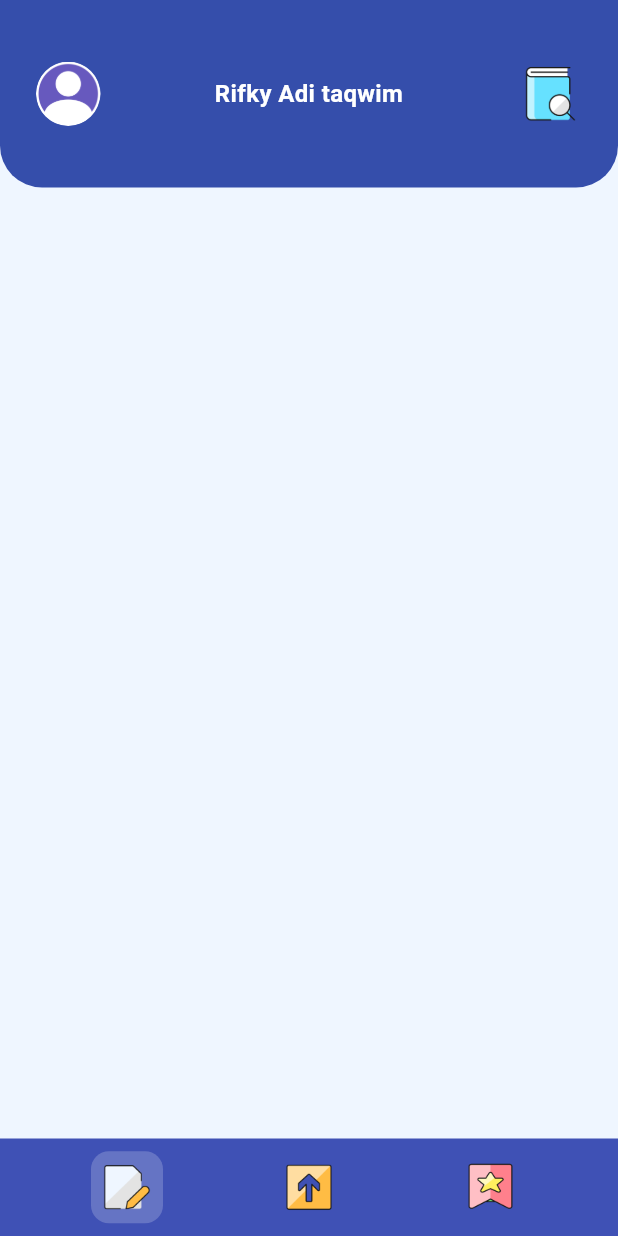
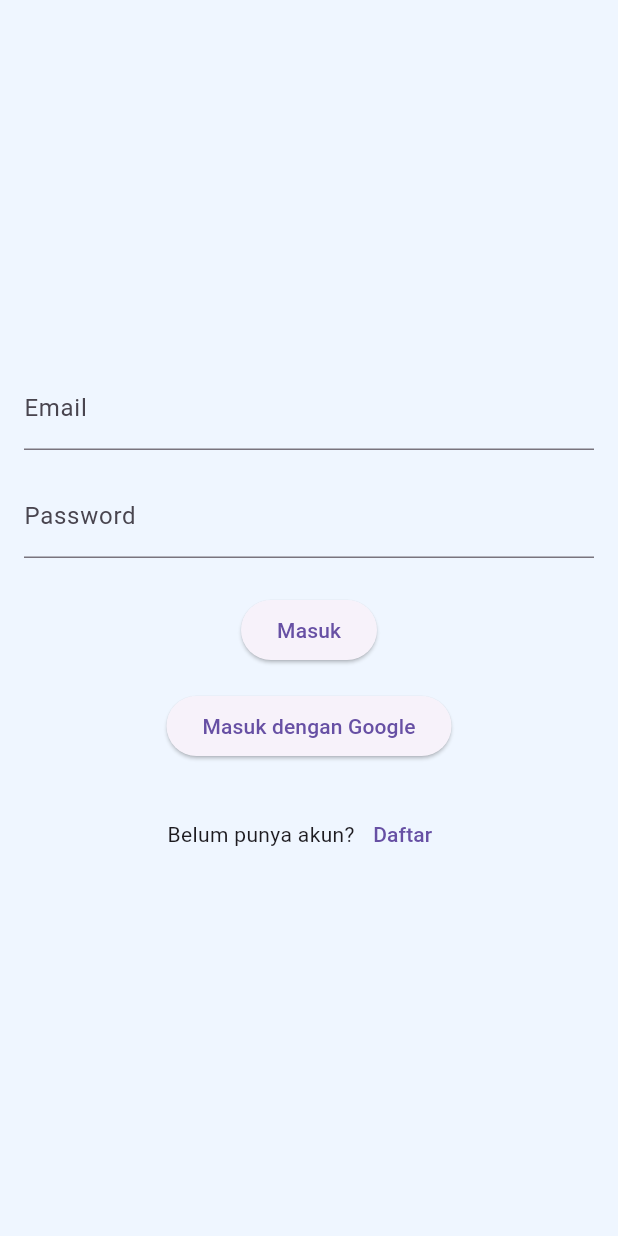
Before and after one commit to GhaniHD/flutter_tutur, a Flutter app: the screen it shows after launch, on a phone screen of 412 x 824 dp. Run offline on Flutter 3.47's test engine with Material 3 defaults, Android fonts, the light colour scheme and no system bars; our stand-ins replace dio, firebase_auth, google_sign_in, image_picker; accounts and stored records are empty.

Commit message:
new auth: login, register, signinGoogle

```diff
--- /dev/null
+++ b/lib/auth/models/user_model.dart
@@ -0,0 +1,35 @@
+class UserModel {
+  final String id;
+  final String name;
+  final String email;
+  final String firebaseUid;
+  final String role;
+
+  UserModel({
+    required this.id,
+    required this.name,
+    required this.email,
+    required this.firebaseUid,
+    required this.role,
+  });
+
+  factory UserModel.fromJson(Map<String, dynamic> json) {
+    return UserModel(
+      id: json['id'].toString(),
+      name: json['name'],
+      email: json['email'],
+      firebaseUid: json['firebase_uid'],
+      role: json['role'],
+    );
+  }
+
+  Map<String, dynamic> toJson() {
+    return {
+      'id': id,
+      'name': name,
+      'email': email,
+      'firebase_uid': firebaseUid,
+      'role': role,
+    };
+  }
+}
--- /dev/null
+++ b/lib/auth/screens/login_screen.dart
@@ -0,0 +1,126 @@
+import 'package:flutter/material.dart';
+import 'package:project_tutur/auth/screens/register_screen.dart';
+import 'package:provider/provider.dart';
+import '../providers/auth_provider.dart';
+import '../../screens/home/home_screen.dart';
+
+class LoginScreen extends StatefulWidget {
+  const LoginScreen({super.key});
+  @override
+  State<LoginScreen> createState() => _LoginScreenState();
+}
+
+class _LoginScreenState extends State<LoginScreen> {
+  final _formKey = GlobalKey<FormState>();
+  final _emailController = TextEditingController();
+  final _passwordController = TextEditingController();
+
+  Future<void> _login() async {
+    if (_formKey.currentState!.validate()) {
+      try {
+        final success = await context.read<AuthProvider>().login(
+          _emailController.text,
+          _passwordController.text,
+        );
+        if (success && mounted) {
+          Navigator.pushReplacement(
+            context,
+            MaterialPageRoute(builder: (context) => const HomeScreen()),
+          );
+        }
+      } catch (e) {
+        if (mounted) {
+          ScaffoldMessenger.of(context).showSnackBar(
+            SnackBar(content: Text(e.toString())),
+          );
+        }
+      }
+    }
+  }
+
+  Future<void> _loginWithGoogle() async {
+    try {
+      final success = await context.read<AuthProvider>().loginWithGoogle();
+      if (success && mounted) {
+        Navigator.pushReplacement(
+          context,
+          MaterialPageRoute(builder: (context) => const LoginScreen()),
+        );
+      }
+    } catch (e) {
+      if (mounted) {
+        ScaffoldMessenger.of(context).showSnackBar(
+          SnackBar(content: Text(e.toString())),
+        );
+      }
+    }
+  }
+
+  @override
+  Widget build(BuildContext context) {
+    return Scaffold(
+      body: Padding(
+        padding: const EdgeInsets.all(16.0),
+        child: Consumer<AuthProvider>(
+          builder: (context, auth, child) {
+            return Form(
+              key: _formKey,
+              child: Column(
+                mainAxisAlignment: MainAxisAlignment.center,
+                children: [
+                  TextFormField(
+                    controller: _emailController,
+                    decoration: const InputDecoration(labelText: 'Email'),
+                    validator: (value) =>
+                    value?.isEmpty ?? true ? 'Email diperlukan' : null,
+                  ),
+                  const SizedBox(height: 16),
+                  TextFormField(
+                    controller: _passwordController,
+                    decoration: const InputDecoration(labelText: 'Password'),
+                    obscureText: true,
+                    validator: (value) =>
+                    value?.isEmpty ?? true ? 'Kata sandi diperlukan' : null,
+                  ),
+                  const SizedBox(height: 24),
+                  if (auth.isLoading)
+                    const CircularProgressIndicator()
+                  else
+                    Column(
+                      children: [
+                        ElevatedButton(
+                          onPressed: _login,
+                          child: const Text('Masuk'),
+                        ),
+                        const SizedBox(height: 16),
+                        ElevatedButton(
+                          onPressed: _loginWithGoogle,
+                          child: const Text('Masuk dengan Google'),
+                        ),
+                      ],
+                    ),
+                  const SizedBox(height: 24),
+                  Row(
+                    mainAxisAlignment: MainAxisAlignment.center,
+                    children: [
+                      const Text('Belum punya akun?'),
+                      TextButton(
+                        onPressed: () {
+                          Navigator.push(
+                            context,
+                            MaterialPageRoute(builder: (context) => const RegisterScreen()),
+                          );
+                        },
+                        child: const Text('Daftar'),
+                      ),
+                    ],
+                  ),
+                ],
+              ),
+            );
+          },
+        ),
+      ),
+    );
+  }
+}
--- /dev/null
+++ b/lib/auth/services/auth_service.dart
@@ -0,0 +1,9 @@
+import '../models/user_model.dart';
+
+abstract class AuthService {
+  Future<UserModel?> login(String email, String password);
+  Future<UserModel?> register(String name, String email, String password);
+  Future<UserModel?> signInWithGoogle();
+  Future<void> logout();
+  Stream<UserModel?> get currentUser;
+}
--- a/lib/main.dart
+++ b/lib/main.dart
@@ -1,3 +1,4 @@
+import 'package:firebase_core/firebase_core.dart';
 import 'package:flutter/material.dart';
 import 'package:flutter/services.dart';
 import 'package:project_tutur/screens/home/home_screen.dart';
@@ -5,22 +6,22 @@
 import 'package:project_tutur/screens/cards/cards_screen.dart';
 import 'package:project_tutur/screens/add_new/add_new_card.dart';
 import 'package:project_tutur/data/models/album_item.dart';
-import 'package:flutter/foundation.dart' show kIsWeb;
+import 'auth/screens/login_screen.dart';
+import 'package:provider/provider.dart';
+import 'auth/providers/auth_provider.dart';
 
-void main() {
-  // Ensure Flutter bindings are initialized
+// // import 'package:flutter/foundation.dart' show kIsWeb;
+
+void main() async {
   WidgetsFlutterBinding.ensureInitialized();
 
   // Configure for web if running on web platform
-  if (kIsWeb) {
-    // Web-specific configurations (without using flutter_web_plugins)
-    // For example, setting URL strategy for web can go here
-    // setUrlStrategy(PathUrlStrategy());
-  }
+  // if (kIsWeb) {
+  //   setUrlStrategy(PathUrlStrategy());
+  // } --> error jadi dihapus (package khusus web gabisa jalan di mobile)
 
-  // Set system UI overlay style
+  await Firebase.initializeApp();
   _setSystemUIOverlayStyle();
-
   runApp(const MyApp());
 }
 
@@ -33,8 +34,8 @@
   );
 }
 
-// Route Names
 class Routes {
+  static const String login = '/login';
   static const String home = '/home';
   static const String addScreen = '/addscreen';
   static const String cardScreen = '/cardscreen';
@@ -46,13 +47,22 @@
 
   @override
   Widget build(BuildContext context) {
-    return MaterialApp(
+    return MultiProvider(
+      providers: [
+        ChangeNotifierProvider(create: (_) => AuthProvider()),
+      ],
+      child: MaterialApp(
         title: 'TUTUR',
         debugShowCheckedModeBanner: false,
         theme: _appTheme(),
-      home: const HomeScreen(),
+        home: const LoginScreen(),
         onGenerateRoute: (settings) {
           switch (settings.name) {
+            case Routes.login:
+              return MaterialPageRoute(
+                builder: (context) => const LoginScreen(),
+              );
+
             case Routes.home:
               return MaterialPageRoute(
                 builder: (context) => const HomeScreen(),
@@ -81,10 +91,11 @@
 
             default:
               return MaterialPageRoute(
-              builder: (context) => const HomeScreen(),
+                builder: (context) => const LoginScreen(),
               );
           }
         },
+      ),
     );
   }
 }
--- a/lib/screens/add_new/add_screen.dart
+++ b/lib/screens/add_new/add_screen.dart
@@ -2,7 +2,6 @@
 import '../../data/models/album_item.dart';
 import '../../shared/widgets/album/album_grid.dart';
 import '../../shared/widgets/headers/add_new_header.dart';
-
 
 class AddScreen extends StatefulWidget {
   const AddScreen({super.key});
--- a/lib/screens/home/home_screen.dart
+++ b/lib/screens/home/home_screen.dart
@@ -1,4 +1,6 @@
 import 'package:flutter/material.dart';
+import 'package:provider/provider.dart';
+import '../../auth/providers/auth_provider.dart';
 import '../../core/constants/size_config.dart';
 import '../../shared/widgets/headers/profile_header_widget.dart';
 import '../../shared/widgets/navigation/bottom_nav_bar.dart';
@@ -59,7 +61,7 @@
       body: Column(
         children: [
           ProfileHeaderWidget(
-            name: 'Rifky Adi taqwim',
+            name: context.watch<AuthProvider>().user?.name ?? 'User',
           ),
           Expanded(
             child: _isLoading
```
Also changed, not shown: lib/auth/providers/auth_provider.dart (added, +66 -0 lines), lib/auth/screens/register_screen.dart (added, +125 -0 lines), lib/auth/services/firebase_auth_service.dart (added, +110 -0 lines), lib/core/api/api_provider.dart (+8 -10 lines), pubspec.lock, 7 other files. Lines whose indentation alone changed are shown as unchanged.
